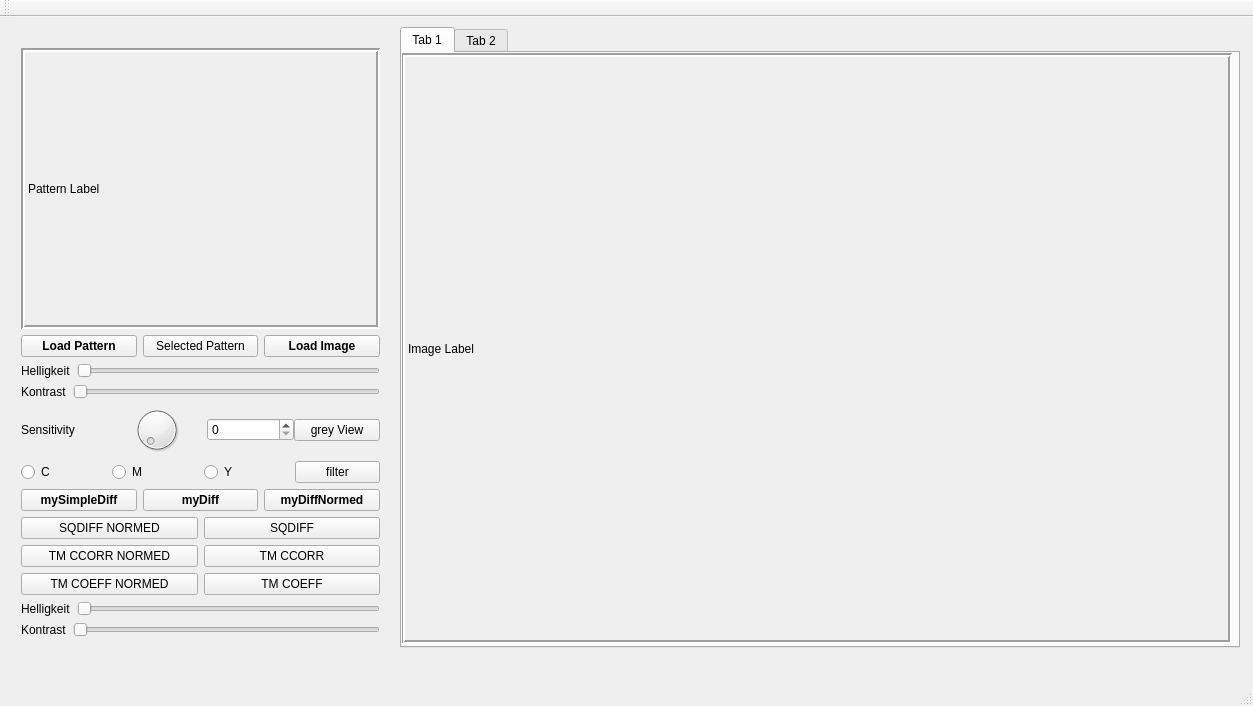
resa89/dropmatrixmatcher, file mainwindow.ui: the form before one commit.
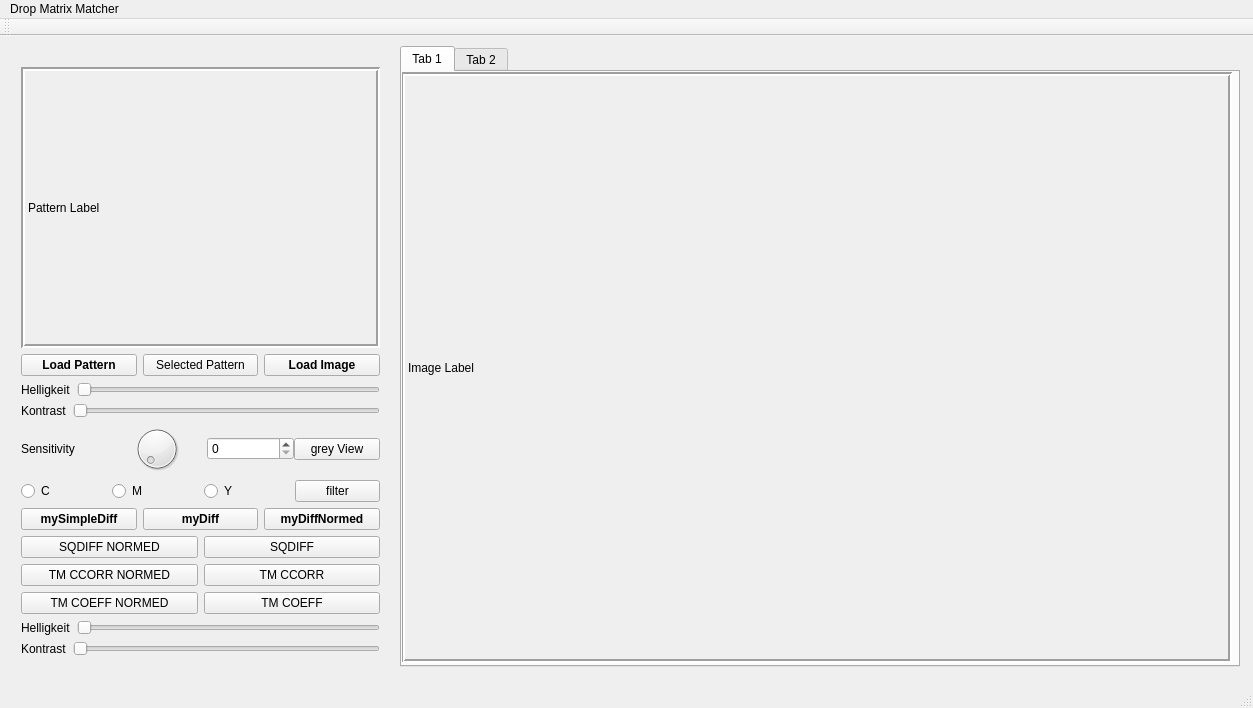
The form after the commit. Custom widgets are drawn as their Qt base class.

The edit to the form file:
```diff
--- a/mainwindow.ui
+++ b/mainwindow.ui
@@ -437,6 +437,15 @@
    <zorder>layoutWidget</zorder>
    <zorder>tabWidget</zorder>
   </widget>
+  <widget class="QToolBar" name="mainToolBar">
+   <attribute name="toolBarArea">
+    <enum>TopToolBarArea</enum>
+   </attribute>
+   <attribute name="toolBarBreak">
+    <bool>false</bool>
+   </attribute>
+  </widget>
+  <widget class="QStatusBar" name="statusBar"/>
   <widget class="QMenuBar" name="menuBar">
    <property name="geometry">
     <rect>
@@ -446,16 +455,13 @@
      <height>22</height>
     </rect>
    </property>
+   <widget class="QMenu" name="menuDrop_Matrix_Matcher">
+    <property name="title">
+     <string>Drop Matrix Matcher</string>
+    </property>
+   </widget>
+   <addaction name="menuDrop_Matrix_Matcher"/>
   </widget>
-  <widget class="QToolBar" name="mainToolBar">
-   <attribute name="toolBarArea">
-    <enum>TopToolBarArea</enum>
-   </attribute>
-   <attribute name="toolBarBreak">
-    <bool>false</bool>
-   </attribute>
-  </widget>
-  <widget class="QStatusBar" name="statusBar"/>
  </widget>
  <layoutdefault spacing="6" margin="11"/>
  <customwidgets>
```
